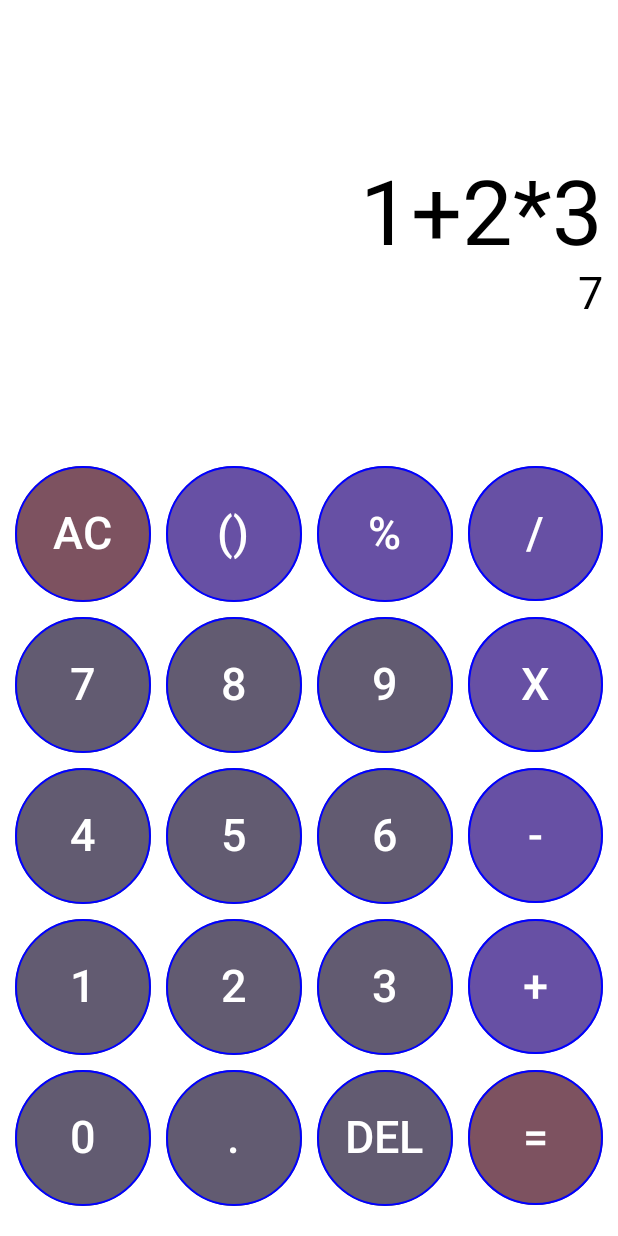
After one commit to wf9a5m75/calculator-android-kotlin, an Android app built with Jetpack Compose: the @Preview function CalculatorApp, on a phone screen of 412 x 824 dp. The commit adds this screen. Run offline under Robolectric (Android 15) with nearby library versions, the phone set to English and light mode, and no system bars; our stand-ins replace constraintlayout-compose.

Commit message:
Implement UI design

```diff
--- a/app/src/main/AndroidManifest.xml
+++ b/app/src/main/AndroidManifest.xml
@@ -15,6 +15,7 @@
         <activity
             android:name=".MainActivity"
             android:exported="true"
+            android:screenOrientation="portrait"
             android:label="@string/app_name"
             android:theme="@style/Theme.Calculator">
             <intent-filter>
--- /dev/null
+++ b/app/src/main/java/com/example/calculator/model/AppViewModel.kt
@@ -0,0 +1,5 @@
+package com.example.calculator.model
+
+import androidx.lifecycle.ViewModel
+
+class AppViewModel : ViewModel()
--- /dev/null
+++ b/app/src/main/java/com/example/calculator/model/Value.kt
@@ -0,0 +1,26 @@
+package com.example.calculator.model
+
+enum class ValueKind {
+    NUMBER,
+    ALL_CLEAR,
+    PARENTHESES,
+    PERCENT,
+    DIVIDE,
+    MULTIPLY,
+    SUBTRACT,
+    ADD,
+    DO_CALCULATE,
+    DELETE,
+    DOT,
+}
+
+data class ButtonValue<T>(
+    val value: T,
+    val kind: ValueKind,
+)
+
+// https://proandroiddev.com/using-previewparameters-and-providing-composables-to-jetpack-compose-previews-5b1f5a8fe192
+//fun interface NumberButton {
+////    @Composable
+//    fun config(): ButtonConfig<ButtonValue<Int>>
+//}
--- /dev/null
+++ b/app/src/main/java/com/example/calculator/ui/components/Display.kt
@@ -0,0 +1,52 @@
+package com.example.calculator.ui.components
+
+
+import androidx.compose.foundation.layout.fillMaxWidth
+import androidx.compose.foundation.layout.height
+import androidx.compose.material3.Text
+import androidx.compose.runtime.Composable
+import androidx.compose.ui.Modifier
+import androidx.compose.ui.text.style.TextAlign
+import androidx.compose.ui.tooling.preview.Preview
+import androidx.compose.ui.unit.TextUnit
+import androidx.compose.ui.unit.dp
+import androidx.compose.ui.unit.sp
+import androidx.constraintlayout.compose.ConstraintLayout
+
+@Preview
+@Composable
+fun Display(
+    modifier: Modifier = Modifier
+        .fillMaxWidth()
+        .height(70.dp),
+    formula: String = "(formula)",
+    answer: String = "(answer)",
+    formulaFontSize: TextUnit = 30.sp,
+    answerFontSize: TextUnit = 30.sp,
+) {
+    ConstraintLayout(modifier = modifier) {
+        val (formulaText, answerText) = createRefs()
+
+        Text(
+            text = formula,
+            modifier = Modifier
+                .fillMaxWidth()
+                .constrainAs(formulaText) {
+                    top.linkTo(parent.top)
+                    bottom.linkTo(answerText.top)
+                },
+            fontSize = formulaFontSize,
+            textAlign = TextAlign.Right,
+        )
+        Text(
+            text = answer,
+            modifier = Modifier
+                .fillMaxWidth()
+                .constrainAs(answerText) {
+                    bottom.linkTo(parent.bottom)
+                },
+            fontSize = answerFontSize,
+            textAlign = TextAlign.Right,
+        )
+    }
+}
--- /dev/null
+++ b/app/src/main/java/com/example/calculator/ui/components/buttons.kt
@@ -0,0 +1,131 @@
+package com.example.calculator.ui.components
+
+import androidx.compose.foundation.BorderStroke
+import androidx.compose.foundation.layout.PaddingValues
+import androidx.compose.foundation.layout.aspectRatio
+import androidx.compose.foundation.shape.CircleShape
+import androidx.compose.material3.ButtonDefaults
+import androidx.compose.material3.MaterialTheme
+import androidx.compose.material3.OutlinedButton
+import androidx.compose.material3.Text
+import androidx.compose.runtime.Composable
+import androidx.compose.ui.Modifier
+import androidx.compose.ui.graphics.Color
+import androidx.compose.ui.unit.TextUnit
+import androidx.compose.ui.unit.dp
+import com.example.calculator.model.ButtonValue
+
+class CircleButtonColors(
+    val background: Color,
+    val content: Color,
+)
+
+
+@Composable
+fun <T> CircleButton(
+    colors: CircleButtonColors,
+    value: T,
+    modifier: Modifier = Modifier,
+    onClick: (value: T) -> Unit = {},
+    content: @Composable () -> Unit,
+) {
+    val buttonColors = ButtonDefaults.buttonColors(
+        contentColor = colors.content,
+        containerColor = colors.background,
+    )
+    OutlinedButton(
+        onClick = { onClick(value) },
+        modifier = modifier
+            .aspectRatio(1f),
+        shape = CircleShape,
+        border = BorderStroke(1.dp, Color.Blue),
+        contentPadding = PaddingValues(0.dp),
+        colors = buttonColors,
+    ) {
+        content()
+    }
+}
+
+@Composable
+fun NumberInputButton(
+    value: ButtonValue<Int>,
+    fontSize: TextUnit,
+    modifier: Modifier = Modifier,
+) {
+    CircleButton(
+        modifier = modifier,
+        value = value,
+        colors = CircleButtonColors(
+            background = MaterialTheme.colorScheme.secondary,
+            content = MaterialTheme.colorScheme.onSecondary,
+        )
+    ) {
+        Text(
+            fontSize = fontSize,
+            text = value.value.toString()
+        )
+    }
+}
+
+@Composable
+fun SpecialInputButton(
+    value: ButtonValue<String>,
+    fontSize: TextUnit,
+    modifier: Modifier = Modifier,
+) {
+    CircleButton(
+        modifier = modifier,
+        value = value,
+        colors = CircleButtonColors(
+            background = MaterialTheme.colorScheme.secondary,
+            content = MaterialTheme.colorScheme.onSecondary,
+        )
+    ) {
+        Text(
+            fontSize = fontSize,
+            text = value.value,
+        )
+    }
+}
+
+@Composable
+fun OperatorButton(
+    value: ButtonValue<String>,
+    fontSize: TextUnit,
+    modifier: Modifier = Modifier,
+) {
+    CircleButton(
+        modifier = modifier,
+        value = value,
+        colors = CircleButtonColors(
+            background = MaterialTheme.colorScheme.primary,
+            content = MaterialTheme.colorScheme.onPrimary,
+        )
+    ) {
+        Text(
+            fontSize = fontSize,
+            text = value.value,
+        )
+    }
+}
+
+@Composable
+fun ActionButton(
+    value: ButtonValue<String>,
+    fontSize: TextUnit,
+    modifier: Modifier = Modifier,
+) {
+    CircleButton(
+        modifier = modifier,
+        value = value,
+        colors = CircleButtonColors(
+            background = MaterialTheme.colorScheme.tertiary,
+            content = MaterialTheme.colorScheme.onTertiary,
+        )
+    ) {
+        Text(
+            fontSize = fontSize,
+            text = value.value,
+        )
+    }
+}
--- /dev/null
+++ b/app/src/main/java/com/example/calculator/ui/screens/CalculatorApp.kt
@@ -0,0 +1,24 @@
+package com.example.calculator.ui.screens
+
+import androidx.compose.runtime.Composable
+import androidx.compose.ui.tooling.preview.Preview
+import androidx.navigation.compose.NavHost
+import androidx.navigation.compose.composable
+import androidx.navigation.compose.rememberNavController
+
+@Preview(
+    showSystemUi = true,
+    showBackground = true,
+)
+@Composable
+fun CalculatorApp() {
+    val naviCtrl = rememberNavController()
+
+    NavHost(navController = naviCtrl, startDestination = "main") {
+        composable(route = "main") {
+            MainScreen()
+        }
+    }
+
+
+}
--- /dev/null
+++ b/app/src/main/java/com/example/calculator/ui/screens/MainScreen.kt
@@ -0,0 +1,245 @@
+package com.example.calculator.ui.screens
+
+import android.content.res.Configuration
+import androidx.compose.foundation.layout.Row
+import androidx.compose.foundation.layout.Spacer
+import androidx.compose.foundation.layout.fillMaxSize
+import androidx.compose.foundation.layout.fillMaxWidth
+import androidx.compose.foundation.layout.padding
+import androidx.compose.foundation.layout.width
+import androidx.compose.foundation.layout.wrapContentHeight
+import androidx.compose.material3.MaterialTheme
+import androidx.compose.material3.Surface
+import androidx.compose.runtime.Composable
+import androidx.compose.ui.Modifier
+import androidx.compose.ui.platform.LocalConfiguration
+import androidx.compose.ui.res.integerResource
+import androidx.compose.ui.tooling.preview.Devices
+import androidx.compose.ui.tooling.preview.Preview
+import androidx.compose.ui.unit.Dp
+import androidx.compose.ui.unit.sp
+import androidx.constraintlayout.compose.ConstraintLayout
+import com.example.calculator.R
+import com.example.calculator.model.ButtonValue
+import com.example.calculator.model.ValueKind
+import com.example.calculator.ui.components.ActionButton
+import com.example.calculator.ui.components.Display
+import com.example.calculator.ui.components.NumberInputButton
+import com.example.calculator.ui.components.OperatorButton
+import com.example.calculator.ui.components.SpecialInputButton
+import com.example.calculator.ui.theme.CalculatorTheme
+
+@Composable
+fun MainScreen() {
+    val buttonSpace = integerResource(id = R.integer.button_space_dp).toFloat()
+    val buttonSpaceDp = Dp(buttonSpace)
+    val screenWidth = LocalConfiguration.current.screenWidthDp
+    val screenHeight = LocalConfiguration.current.screenHeightDp
+
+    val buttonSize = (screenWidth - buttonSpace * 5) / 4
+    val buttonSizeDp = Dp(buttonSize)
+    val buttonFontSp = 30.sp
+
+
+    ConstraintLayout(
+        modifier = Modifier
+            .fillMaxSize()
+            .padding(buttonSpaceDp),
+    ) {
+        val (display,
+            row1,
+            row2,
+            row3,
+            row4,
+            row5,
+        ) = createRefs()
+
+        Display(
+            formulaFontSize = 60.sp,
+            answerFontSize = 30.sp,
+            modifier = Modifier.constrainAs(display) {
+                top.linkTo(parent.top, margin = buttonSpaceDp)
+                bottom.linkTo(row1.top, margin = buttonSpaceDp)
+            }, formula = "1+2*3", answer = "7"
+        )
+        Row(
+            modifier = Modifier
+                .constrainAs(row1) {
+                    bottom.linkTo(row2.top, margin = buttonSpaceDp)
+                }
+                .fillMaxWidth()
+                .wrapContentHeight(),
+        ) {
+
+            ActionButton(
+                modifier = Modifier
+                    .width(buttonSizeDp),
+                fontSize = buttonFontSp,
+                value = ButtonValue("AC", ValueKind.ALL_CLEAR),
+            )
+            Spacer(modifier = Modifier.width(buttonSpaceDp))
+            OperatorButton(
+                modifier = Modifier.width(buttonSizeDp),
+                fontSize = buttonFontSp,
+                value = ButtonValue("()", ValueKind.PARENTHESES),
+            )
+            Spacer(modifier = Modifier.width(buttonSpaceDp))
+            OperatorButton(
+                modifier = Modifier.width(buttonSizeDp),
+                fontSize = buttonFontSp,
+                value = ButtonValue("%", ValueKind.PERCENT),
+            )
+            Spacer(modifier = Modifier.width(buttonSpaceDp))
+            OperatorButton(
+                modifier = Modifier.width(buttonSizeDp),
+                fontSize = buttonFontSp,
+                value = ButtonValue("/", ValueKind.DIVIDE),
+            )
+        }
+        Row(
+            modifier = Modifier
+                .constrainAs(row2) {
+                    bottom.linkTo(row3.top, margin = buttonSpaceDp)
+                }
+                .fillMaxWidth()
+                .wrapContentHeight()
+        ) {
+            NumberInputButton(
+                modifier = Modifier.width(buttonSizeDp),
+                fontSize = buttonFontSp,
+                value = ButtonValue(7, ValueKind.NUMBER),
+            )
+            Spacer(modifier = Modifier.width(buttonSpaceDp))
+            NumberInputButton(
+                modifier = Modifier.width(buttonSizeDp),
+                fontSize = buttonFontSp,
+                value = ButtonValue(8, ValueKind.NUMBER),
+            )
+            Spacer(modifier = Modifier.width(buttonSpaceDp))
+            NumberInputButton(
+                modifier = Modifier.width(buttonSizeDp),
+                fontSize = buttonFontSp,
+                value = ButtonValue(9, ValueKind.NUMBER),
+            )
+            Spacer(modifier = Modifier.width(buttonSpaceDp))
+            OperatorButton(
+                modifier = Modifier.width(buttonSizeDp),
+                fontSize = buttonFontSp,
+                value = ButtonValue("X", ValueKind.MULTIPLY),
+            )
+        }
+        Row(
+            modifier = Modifier
+                .constrainAs(row3) {
+                    bottom.linkTo(row4.top, margin = buttonSpaceDp)
+                }
+                .fillMaxWidth()
+                .wrapContentHeight()
+        ) {
+            NumberInputButton(
+                modifier = Modifier.width(buttonSizeDp),
+                fontSize = buttonFontSp,
+                value = ButtonValue(4, ValueKind.NUMBER),
+            )
+            Spacer(modifier = Modifier.width(buttonSpaceDp))
+            NumberInputButton(
+                modifier = Modifier.width(buttonSizeDp),
+                fontSize = buttonFontSp,
+                value = ButtonValue(5, ValueKind.NUMBER),
+            )
+            Spacer(modifier = Modifier.width(buttonSpaceDp))
+            NumberInputButton(
+                modifier = Modifier.width(buttonSizeDp),
+                fontSize = buttonFontSp,
+                value = ButtonValue(6, ValueKind.NUMBER),
+            )
+            Spacer(modifier = Modifier.width(buttonSpaceDp))
+            OperatorButton(
+                modifier = Modifier.width(buttonSizeDp),
+                fontSize = buttonFontSp,
+                value = ButtonValue("-", ValueKind.SUBTRACT),
+            )
+        }
+        Row(
+            modifier = Modifier
+                .constrainAs(row4) {
+                    bottom.linkTo(row5.top, margin = buttonSpaceDp)
+                }
+                .fillMaxWidth()
+                .wrapContentHeight()
+        ) {
+            NumberInputButton(
+                modifier = Modifier.width(buttonSizeDp),
+                fontSize = buttonFontSp,
+                value = ButtonValue(1, ValueKind.NUMBER),
+            )
+            Spacer(modifier = Modifier.width(buttonSpaceDp))
+            NumberInputButton(
+                modifier = Modifier.width(buttonSizeDp),
+                fontSize = buttonFontSp,
+                value = ButtonValue(2, ValueKind.NUMBER),
+            )
+            Spacer(modifier = Modifier.width(buttonSpaceDp))
+            NumberInputButton(
+                modifier = Modifier.width(buttonSizeDp),
+                fontSize = buttonFontSp,
+                value = ButtonValue(3, ValueKind.NUMBER),
+            )
+            Spacer(modifier = Modifier.width(buttonSpaceDp))
+            OperatorButton(
+                modifier = Modifier.width(buttonSizeDp),
+                fontSize = buttonFontSp,
+                value = ButtonValue("+", ValueKind.ADD),
+            )
+        }
+
+        Row(
+            modifier = Modifier
+                .constrainAs(row5) {
+                    bottom.linkTo(parent.bottom, margin = buttonSpaceDp)
+                }
+                .fillMaxWidth()
+        ) {
+            NumberInputButton(
+                modifier = Modifier.width(buttonSizeDp),
+                fontSize = buttonFontSp,
+                value = ButtonValue(0, ValueKind.NUMBER),
+            )
+            Spacer(modifier = Modifier.width(buttonSpaceDp))
+            SpecialInputButton(
+                modifier = Modifier.width(buttonSizeDp),
+                fontSize = buttonFontSp,
+                value = ButtonValue(".", ValueKind.DOT),
+            )
+            Spacer(modifier = Modifier.width(buttonSpaceDp))
+            SpecialInputButton(
+                fontSize = buttonFontSp,
+                modifier = Modifier.width(buttonSizeDp),
+                value = ButtonValue("DEL", ValueKind.DELETE),
+            )
+            Spacer(modifier = Modifier.width(buttonSpaceDp))
+            ActionButton(
+                modifier = Modifier.width(buttonSizeDp),
+                fontSize = buttonFontSp,
+                value = ButtonValue("=", ValueKind.DO_CALCULATE),
+            )
+        }
+    }
+}
+
+
+@Preview(
+    device = Devices.PIXEL_XL,
+    showBackground = true,
+)
+@Preview(
+    device = Devices.PIXEL_XL, showBackground = true, uiMode = Configuration.UI_MODE_NIGHT_YES
+)
+@Composable
+fun MainScreenPreview() {
+    CalculatorTheme {
+        Surface(color = MaterialTheme.colorScheme.background) {
+            MainScreen()
+        }
+    }
+}
--- /dev/null
+++ b/app/src/main/res/values/integer.xml
@@ -0,0 +1,5 @@
+<?xml version="1.0" encoding="utf-8"?>
+<resources>
+    <integer name="button_space_dp">10</integer>
+    <integer name="number_of_buttons_in_row">4</integer>
+</resources>
--- a/app/src/main/res/values/strings.xml
+++ b/app/src/main/res/values/strings.xml
@@ -1,3 +1,5 @@
 <resources>
     <string name="app_name">Calculator</string>
+    <string name="all_clear_button">AC</string>
+    <string name="plus_minus_button">+/-</string>
 </resources>
--- a/settings.gradle
+++ b/settings.gradle
@@ -3,6 +3,7 @@ pluginManagement {
         google()
         mavenCentral()
         gradlePluginPortal()
+        maven { url "https://kotlin.bintray.com/kotlinx" }
     }
 }
 dependencyResolutionManagement {
```
Also changed, not shown: app/build.gradle (+28 -4 lines), app/src/main/java/com/example/calculator/CalculatorApplication.kt (added, +7 -0 lines), app/src/main/java/com/example/calculator/ui/NumberButton.kt (deleted, +0 -47 lines), build.gradle (+17 -1 lines), 2 other files.
